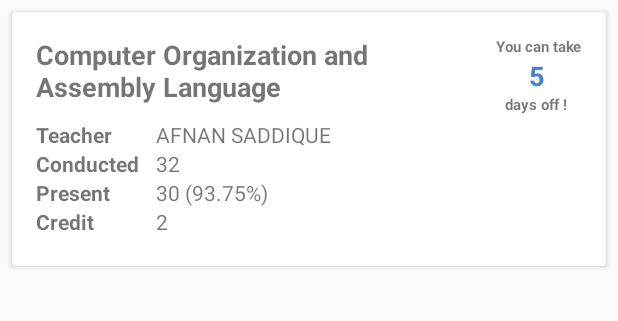
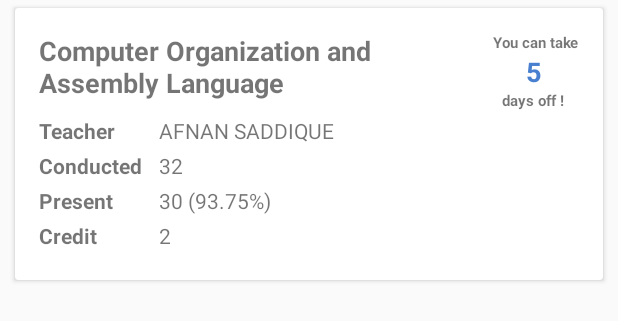
Before and after one commit to AhmedKhattak/BahriaUniversityStudentProfileGUI, an Android app: the layout attendence.xml on its own in the app's theme, with its tools: preview values and no code run, on a phone screen of 412 x 824 dp. Shown: the top 321 px of the screen. Run offline under Robolectric (Android 15) with nearby library versions, the phone set to English and light mode, and no system bars.

Commit message:
Changed Margins

```diff
--- a/app/src/main/res/layout/attendence.xml
+++ b/app/src/main/res/layout/attendence.xml
@@ -4,12 +4,13 @@
     android:id="@+id/attendencecard"
     android:layout_width="match_parent"
     android:layout_height="wrap_content"
-    android:layout_marginLeft="8dp"
-    android:layout_marginRight="8dp"
-    android:layout_marginTop="8dp"
+    android:layout_marginLeft="7dp"
+    android:layout_marginRight="7dp"
+    android:layout_marginTop="1dp"
     app:cardCornerRadius="2dp"
     android:background="@color/white"
-    app:cardPreventCornerOverlap="true">
+    app:cardPreventCornerOverlap="true"
+    app:cardUseCompatPadding="true">
 
 
     <RelativeLayout
@@ -33,7 +34,7 @@
 
         <TextView
             android:id="@+id/teacher"
-            android:layout_width="wrap_content"
+            android:layout_width="80dp"
             android:layout_height="wrap_content"
             android:layout_below="@+id/coursevala"
             android:text="Teacher"
@@ -47,7 +48,8 @@
             android:layout_below="@+id/coursevala"
             android:layout_toLeftOf="@+id/youhave"
             android:layout_toRightOf="@+id/present"
-            android:text="AFNAN SADDIQUE" />
+            android:text="AFNAN SADDIQUE"
+            android:layout_marginBottom="4dp"/>
 
         <TextView
             android:id="@+id/conducted"
@@ -65,7 +67,8 @@
             android:layout_below="@+id/teacherval"
             android:layout_toLeftOf="@+id/youhave"
             android:layout_toRightOf="@+id/conducted"
-            android:text="32" />
+            android:text="32"
+            android:layout_marginBottom="4dp"/>
 
         <TextView
             android:id="@+id/present"
@@ -84,7 +87,8 @@
             android:layout_below="@+id/conductedval"
             android:layout_toLeftOf="@+id/youhave"
             android:layout_toRightOf="@+id/present"
-            android:text="30 (93.75%)" />
+            android:text="30 (93.75%)"
+            android:layout_marginBottom="4dp"/>
 
 
         <TextView
@@ -104,7 +108,8 @@
             android:layout_below="@+id/presentval"
             android:layout_toLeftOf="@+id/youhave"
             android:layout_toRightOf="@+id/present"
-            android:text="2" />
+            android:text="2"
+            android:layout_marginBottom="4dp"/>
 
 
         <TextView
```
